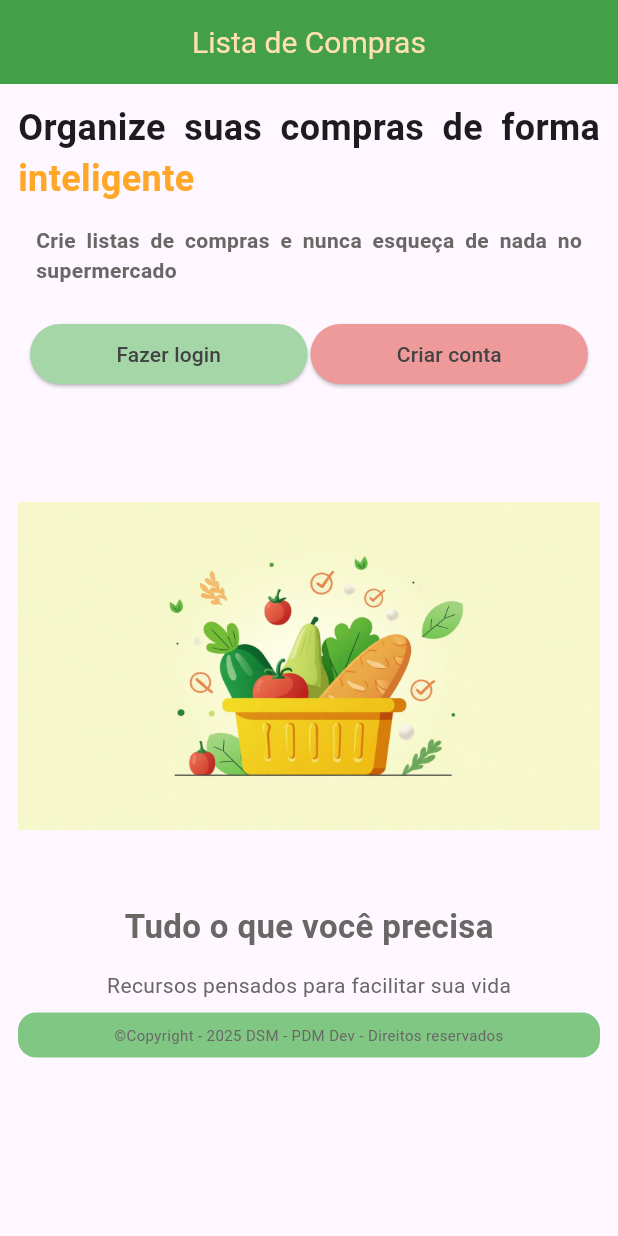
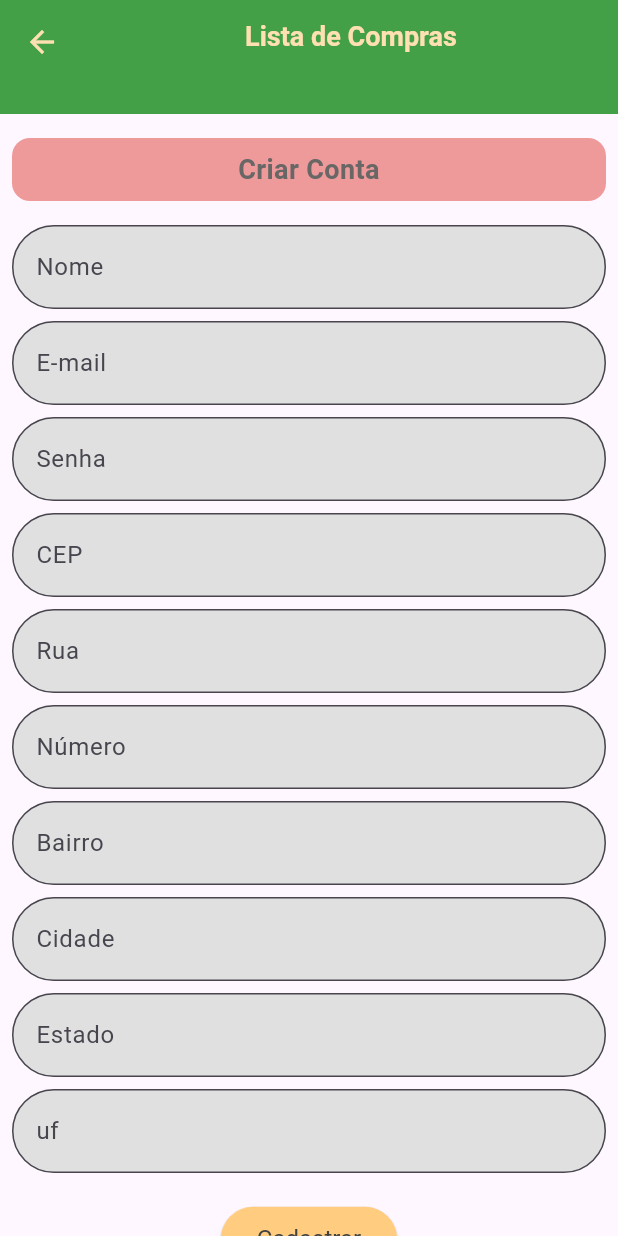
Before and after one commit to fsancho1985/shopping_list, a Flutter app: the screen it shows after launch, after a tap on "Criar conta", on a phone screen of 412 x 824 dp. Run offline on Flutter 3.47's test engine with Material 3 defaults, Android fonts, the phone set to English and light mode, and no system bars; our stand-ins replace sqflite; accounts and stored records are empty.

Commit message:
Adicionando componentes da tela de cadastro e refatorando componentes anteriores

```diff
--- a/lib/components/auth_buttons_row.dart
+++ b/lib/components/abre_tela_components/auth_buttons_row.dart
@@ -1,4 +1,4 @@
-import 'package:app_shopping_list/components/auth_button.dart';
+import 'package:app_shopping_list/components/abre_tela_components/auth_button.dart';
 import 'package:flutter/material.dart';
 
 class AuthButtonsRow extends StatelessWidget {
--- /dev/null
+++ b/lib/components/cadastro_components/cadastro_app_bar.dart
@@ -0,0 +1,32 @@
+import 'package:flutter/cupertino.dart';
+import 'package:flutter/material.dart';
+
+class CadastroAppBar extends StatelessWidget implements PreferredSizeWidget {
+  const CadastroAppBar({ super.key });
+
+  @override
+  Widget build(BuildContext context) {
+    return AppBar(
+      centerTitle: true,
+      backgroundColor: Colors.green.shade600,
+      foregroundColor: Colors.orange.shade100,
+      title: Column(
+        children: [
+          Align(
+            alignment: Alignment.center,
+            child: const Text(
+              'Lista de Compras',
+              style: TextStyle(fontSize: 18, fontWeight: FontWeight.bold),
+            ),
+          ),
+          const SizedBox(height: 8)
+        ],
+      ),
+    );
+  }
+
+  @override
+  Size get preferredSize => const Size.fromHeight(kToolbarHeight + 20);
+
+
+}
--- /dev/null
+++ b/lib/components/cadastro_components/cadastro_form.dart
@@ -0,0 +1,100 @@
+import 'package:app_shopping_list/components/cadastro_components/cep_field_auto_busca.dart';
+import 'package:flutter/cupertino.dart';
+import 'package:flutter/material.dart';
+
+import 'cadastro_text_field.dart';
+
+class CadastroForm extends StatelessWidget {
+  final TextEditingController nomeController;
+  final TextEditingController emailController;
+  final TextEditingController senhaController;
+  final TextEditingController cepController;
+  final TextEditingController logradouroController;
+  final TextEditingController numeroController;
+  final TextEditingController bairroController;
+  final TextEditingController cidadeController;
+  final TextEditingController estadoController;
+  final TextEditingController ufController;
+  final bool carregando;
+  final VoidCallback onBuscarEndereco;
+  final VoidCallback onCadastrar;
+
+  const CadastroForm({
+    super.key,
+    required this.nomeController,
+    required this.emailController,
+    required this.senhaController,
+    required this.cepController,
+    required this.logradouroController,
+    required this.numeroController,
+    required this.bairroController,
+    required this.cidadeController,
+    required this.estadoController,
+    required this.ufController,
+    required this.carregando,
+    required this.onBuscarEndereco,
+    required this.onCadastrar,
+  });
+
+  @override
+  Widget build(BuildContext context) {
+    return Column(
+      children: [
+        CadastroTextField(
+          controller: nomeController,
+          label: 'Nome',
+          hint: 'Digite seu nome',
+        ),
+        const SizedBox(height: 8),
+        CadastroTextField(
+          controller: emailController,
+          label: 'E-mail',
+          hint: 'Digite seu e-mail',
+          keyboartType: TextInputType.emailAddress
+        ),
+        const SizedBox(height: 8),
+        CadastroTextField(
+          controller: senhaController,
+          label: 'Senha',
+          hint: 'Digite a sua senha',
+          obscureText: true,
+        ),
+        const SizedBox(height: 8),
+        CepFieldAutoBusca(cepController: cepController, onBuscar: onBuscarEndereco),
+        const SizedBox(height: 8),
+        CadastroTextField(controller: logradouroController, label: 'Rua', keyboartType: TextInputType.text),
+        const SizedBox(height: 8),
+        CadastroTextField(
+          controller: numeroController,
+          label: 'Número',
+          keyboartType: TextInputType.number,
+        ),
+        const SizedBox(height: 8),
+        CadastroTextField(
+          controller: bairroController,
+          label: 'Bairro'
+        ),
+        const SizedBox(height: 8),
+        CadastroTextField(controller: cidadeController, label: 'Cidade'),
+        const SizedBox(height: 8),
+        CadastroTextField(controller: estadoController, label: 'Estado'),
+        const SizedBox(height: 8),
+        CadastroTextField(controller: ufController, label: 'uf'),
+        const SizedBox(height: 20),
+        ElevatedButton(
+          onPressed: carregando ? null : onCadastrar,
+          style: ElevatedButton.styleFrom(
+            backgroundColor: Colors.orange.shade200,
+            foregroundColor: Colors.grey.shade800,
+            padding: const EdgeInsets.symmetric(
+              horizontal: 24,
+              vertical: 12,
+            ),
+            textStyle: const TextStyle(fontSize: 16),
+          ),
+          child: carregando ? const CircularProgressIndicator() : const Text('Cadastrar'),
+        ),
+      ],
+    );
+  }
+}
--- /dev/null
+++ b/lib/components/cadastro_components/cadastro_header.dart
@@ -0,0 +1,32 @@
+import 'package:flutter/cupertino.dart';
+import 'package:flutter/material.dart';
+
+class CadastroHeader extends StatelessWidget {
+  const CadastroHeader({ super.key });
+
+  @override
+  Widget build(BuildContext context) {
+    return Container(
+      width: double.infinity,
+      decoration: BoxDecoration(
+        color: Colors.red.shade200,
+        borderRadius: BorderRadius.circular(12),
+      ),
+      padding: const EdgeInsets.symmetric(
+        vertical: 8.0,
+        horizontal: 6.0,
+      ),
+      child: const Text(
+        'Criar Conta',
+        textAlign: TextAlign.center,
+        style: TextStyle(
+          fontWeight: FontWeight.bold,
+          fontSize: 18,
+          color: Color.fromARGB(255, 105, 102, 102),
+        ),
+      ),
+    );
+  }
+
+
+}
--- /dev/null
+++ b/lib/components/cadastro_components/cadastro_text_field.dart
@@ -0,0 +1,39 @@
+import 'package:flutter/cupertino.dart';
+import 'package:flutter/material.dart';
+
+class CadastroTextField extends StatelessWidget {
+  final TextEditingController controller;
+  final String label;
+  final String? hint;
+  final bool obscureText;
+  final TextInputType keyboartType;
+
+  const CadastroTextField({
+    super.key,
+    required this.controller,
+    required this.label,
+    this.hint,
+    this.obscureText = false,
+    this.keyboartType = TextInputType.text,
+  });
+
+  @override
+  Widget build(BuildContext context) {
+    return TextField(
+      controller: controller,
+      obscureText: obscureText,
+      keyboardType: keyboartType,
+      decoration: InputDecoration(
+        labelText: label,
+        hintText: hint,
+        border: OutlineInputBorder(
+          borderRadius: BorderRadius.circular(30),
+        ),
+        filled: true,
+        fillColor: Colors.grey.shade300
+      ),
+    );
+  }
+
+
+}
--- /dev/null
+++ b/lib/components/cadastro_components/cep_field_auto_busca.dart
@@ -0,0 +1,27 @@
+import 'package:app_shopping_list/components/cadastro_components/cadastro_text_field.dart';
+import 'package:flutter/cupertino.dart';
+
+class CepFieldAutoBusca extends StatelessWidget {
+  final TextEditingController cepController;
+  final VoidCallback onBuscar;
+
+  const CepFieldAutoBusca({
+    super.key,
+    required this.cepController,
+    required this.onBuscar,
+  });
+
+  @override
+  Widget build(BuildContext context) {
+    return Focus(
+      onFocusChange: (hasFocus) {
+        if (!hasFocus) {
+          onBuscar();
+        }
+      },
+      child: CadastroTextField(controller: cepController, label: 'CEP', keyboartType: TextInputType.number),
+    );
+  }
+
+
+}
--- a/lib/main.dart
+++ b/lib/main.dart
@@ -1,4 +1,5 @@
 import 'package:app_shopping_list/screens/abre_tela.dart';
+import 'package:app_shopping_list/screens/cadastro_tela.dart';
 import 'package:flutter/material.dart';
 
 void main() {
@@ -15,6 +16,7 @@ class MainApp extends StatelessWidget {
       initialRoute: '/abre',
       routes: {
         '/abre' : (context) => const AbreTela(),
+        '/cadastro' : (context) => const CadastroTela(),
       }
     );
   }
--- a/lib/screens/cadastro_tela.dart
+++ b/lib/screens/cadastro_tela.dart
@@ -0,0 +1,161 @@
+
+
+import 'package:app_shopping_list/services/apiservices.dart';
+import 'package:app_shopping_list/services/database_service.dart';
+import 'package:flutter/cupertino.dart';
+import 'package:flutter/material.dart';
+import 'package:sqflite/sqflite.dart';
+
+import '../components/cadastro_components/cadastro_app_bar.dart';
+import '../components/cadastro_components/cadastro_form.dart';
+import '../components/cadastro_components/cadastro_header.dart';
+import '../models/usuario.dart';
+
+class CadastroTela extends StatefulWidget {
+  const CadastroTela({ super.key });
+
+  @override
+  State<CadastroTela> createState() {
+    return _CadastroTela();
+  }
+
+  }
+  class _CadastroTela extends State<CadastroTela> {
+    final cepController = TextEditingController();
+    final nomeController = TextEditingController();
+    final emailController = TextEditingController();
+    final senhaController = TextEditingController();
+    final logradouroController = TextEditingController();
+    final numeroController = TextEditingController();
+    final bairroController = TextEditingController();
+    final cidadeController = TextEditingController();
+    final estadoController = TextEditingController();
+    final ufController = TextEditingController();
+
+    bool _carregando = false;
+
+    Future<void> buscarEndereco() async {
+      final cep = cepController.text.replaceAll(RegExp(r'\D'), '');
+      if (cep.length != 8) return;
+
+      try {
+        final dados = await ApiServices.getDadosPorCep(cep: cep);
+
+        setState(() {
+          logradouroController.text = dados.logradouro;
+          bairroController.text = dados.bairro;
+          cidadeController.text = dados.localidade;
+          estadoController.text = dados.estado;
+          ufController.text = dados.uf;
+        });
+      } catch (error) {
+        ScaffoldMessenger.of(
+          context,
+        ).showSnackBar(
+          SnackBar(content: Text('Erro ao buscar endereço: $error')),
+        );
+      }
+    }
+
+    Future<void> cadastrarUsuario() async {
+      if(_carregando) return;
+
+      setState(() {
+        _carregando = true;
+      });
+
+      try {
+        final usuarioDao = await DatabaseService.usuarioDao;
+
+        final usuarioExistente = await usuarioDao.getUsuarioPorEmail(emailController.text);
+
+        if (usuarioExistente != null) {
+          ScaffoldMessenger.of(
+              context
+          ).showSnackBar(
+            const SnackBar(content: Text('E-mail já cadastrado!'))
+          );
+          return;
+        }
+
+        final usuario = Usuario(
+          nome: nomeController.text,
+          email: emailController.text,
+          senha: senhaController.text,
+          cep: cepController.text,
+          logradouro: logradouroController.text,
+          numero: numeroController.text,
+          bairro: bairroController.text,
+          cidade: cidadeController.text,
+          estado: estadoController.text,
+          uf: ufController.text
+        );
+
+        await usuarioDao.insertUsuario(usuario);
+
+        ScaffoldMessenger.of(context).showSnackBar(
+          const SnackBar(content: Text('Cadastro realizado com sucesso!'))
+        );
+
+        Navigator.pop(context);
+      } catch (error) {
+        ScaffoldMessenger.of(
+          context
+        ).showSnackBar(SnackBar(content: Text('Erro ao cadastrar: $error')));
+      } finally {
+        setState(() {
+          _carregando = false;
+        });
+      }
+    }
+
+    @override
+    void dispose() {
+      cepController.dispose();
+      nomeController.dispose();
+      emailController.dispose();
+      senhaController.dispose();
+      logradouroController.dispose();
+      numeroController.dispose();
+      bairroController.dispose();
+      cidadeController.dispose();
+      estadoController.dispose();
+      ufController.dispose();
+      super.dispose();
+    }
+
+  @override
+  Widget build(BuildContext context) {
+    return Scaffold(
+      appBar: const CadastroAppBar(),
+      body: SingleChildScrollView(
+        padding: const EdgeInsets.all(8.0),
+        child: Column(
+          children: [
+            const SizedBox(height: 8),
+            const CadastroHeader(),
+            const SizedBox(height: 16),
+            CadastroForm(
+              nomeController: nomeController,
+              emailController: emailController,
+              senhaController: senhaController,
+              cepController: cepController,
+              logradouroController: logradouroController,
+              numeroController: numeroController,
+              bairroController: bairroController,
+              cidadeController: cidadeController,
+              estadoController: estadoController,
+              ufController: ufController,
+              carregando: _carregando,
+              onBuscarEndereco: () { buscarEndereco(); },
+              onCadastrar: () { cadastrarUsuario(); },
+            ),
+            // const SizedBox(height: 40),
+            // const CadastroFooter(),
+          ],
+        ),
+      )
+    );
+  }
+
+  }
```
Also changed, not shown: lib/screens/abre_tela.dart (+8 -8 lines), lib/components/abre_tela_components/app_bar_title.dart (renamed from lib/components/app_bar_title.dart), lib/components/abre_tela_components/auth_button.dart (renamed from lib/components/auth_button.dart), lib/components/abre_tela_components/feature_subtitle.dart (renamed from lib/components/feature_subtitle.dart), lib/components/abre_tela_components/feature_title.dart (renamed from lib/components/feature_title.dart), lib/components/abre_tela_components/footer_section.dart (renamed from lib/components/footer_section.dart), lib/components/abre_tela_components/logo_section.dart (renamed from lib/components/logo_section.dart), lib/components/abre_tela_components/subtitle_section.dart (renamed from lib/components/subtitle_section.dart), lib/components/abre_tela_components/title_section.dart (renamed from lib/components/title_section.dart), 1 other file.
